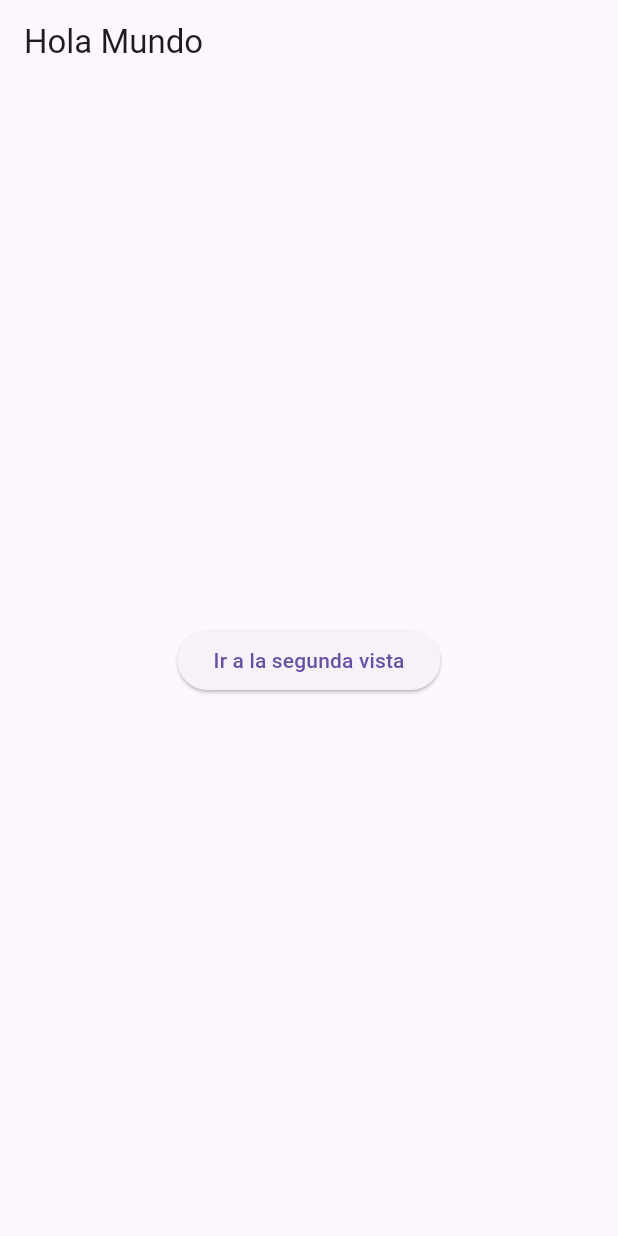
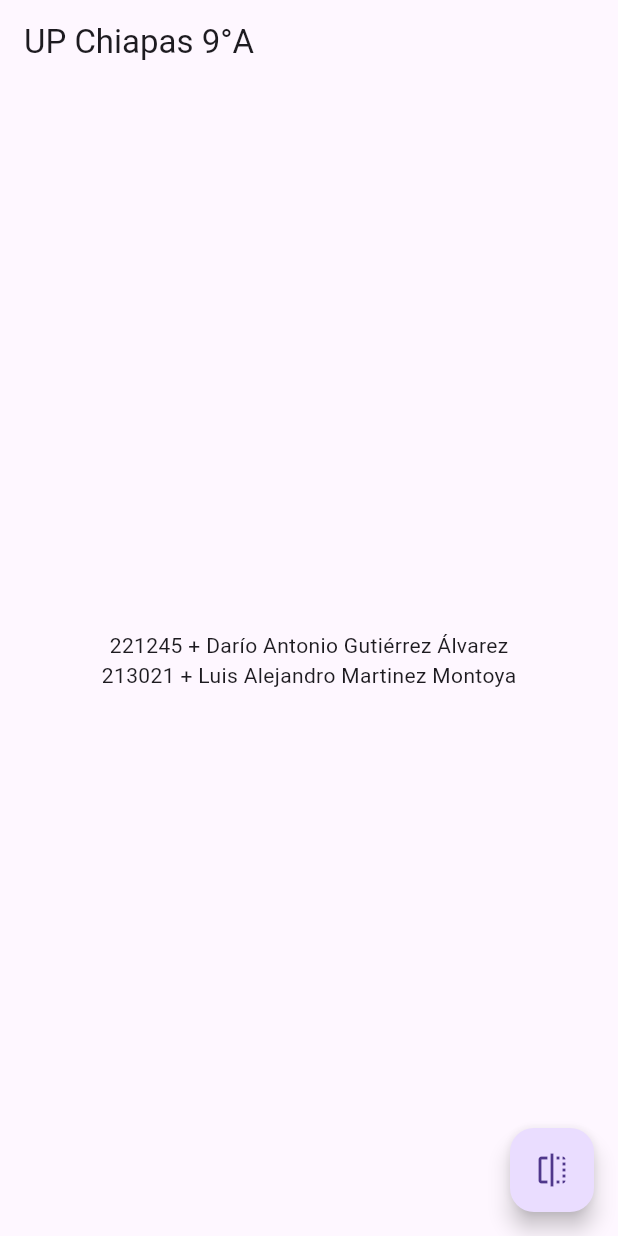
Before and after one commit to LuisAlejandro2003/challenges-app, a Flutter app: the screen it shows after launch, on a phone screen of 412 x 824 dp. Run offline on Flutter 3.47's test engine with Material 3 defaults, Android fonts, the phone set to English and light mode, and no system bars.

Commit message:
[ADD] name section

```diff
--- a/lib/main.dart
+++ b/lib/main.dart
@@ -19,42 +19,76 @@ class MyApp extends StatelessWidget {
   }
 }
 
-class MyHomePage extends StatelessWidget {
+class MyHomePage extends StatefulWidget {
   const MyHomePage({super.key});
+
+  @override
+  _MyHomePageState createState() => _MyHomePageState();
+}
+
+class _MyHomePageState extends State<MyHomePage> with SingleTickerProviderStateMixin {
+  late AnimationController _controller;
+  late Animation<Offset> _offsetAnimation;
+  bool _visible = true;
+
+  @override
+  void initState() {
+    super.initState();
+    _controller = AnimationController(
+      duration: const Duration(seconds: 2),
+      vsync: this,
+    )..forward();
+    _offsetAnimation = Tween<Offset>(
+      begin: const Offset(0.0, 1.0),
+      end: Offset.zero,
+    ).animate(CurvedAnimation(
+      parent: _controller,
+      curve: Curves.easeInOut,
+    ));
+  }
 
   @override
   Widget build(BuildContext context) {
     return Scaffold(
       appBar: AppBar(
-        title: const Text('Hola Mundo'),
+        title: const Text('UP Chiapas 9°A'),
       ),
       body: Center(
-        child: ElevatedButton(
-          onPressed: () {
-            Navigator.push(
-              context,
-              MaterialPageRoute(builder: (context) => const SecondPage()),
-            );
-          },
-          child: const Text('Ir a la segunda vista'),
+        child: SlideTransition(
+          position: _offsetAnimation,
+          child: AnimatedOpacity(
+            opacity: _visible ? 1.0 : 0.0,
+            duration: const Duration(seconds: 2),
+            child: Column(
+              mainAxisAlignment: MainAxisAlignment.center,
+              children: const [
+                Text('221245 + Darío Antonio Gutiérrez Álvarez'),
+                Text('213021 + Luis Alejandro Martinez Montoya'),
+              ],
+            ),
+          ),
         ),
+      ),
+      floatingActionButton: FloatingActionButton(
+        onPressed: () {
+          setState(() {
+            _visible = !_visible;
+            if (_visible) {
+              _controller.forward();
+            } else {
+              _controller.reverse();
+            }
+          });
+        },
+        tooltip: 'Toggle Opacity',
+        child: const Icon(Icons.flip),
       ),
     );
   }
-}
-
-class SecondPage extends StatelessWidget {
-  const SecondPage({super.key});
 
   @override
-  Widget build(BuildContext context) {
-    return Scaffold(
-      appBar: AppBar(
-        title: const Text('Segunda Vista'),
-      ),
-      body: const Center(
-        child: Text('¡Bienvenido a la segunda vista!'),
-      ),
-    );
+  void dispose() {
+    _controller.dispose();
+    super.dispose();
   }
 }
```
Also changed, not shown: 1 other file.
